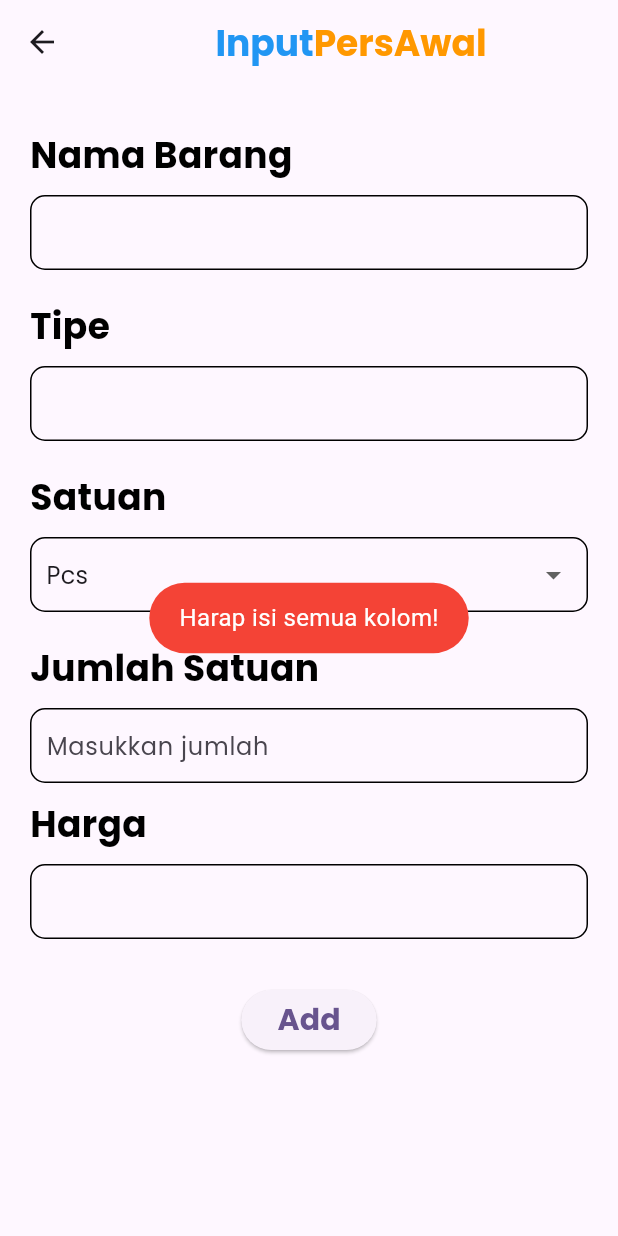
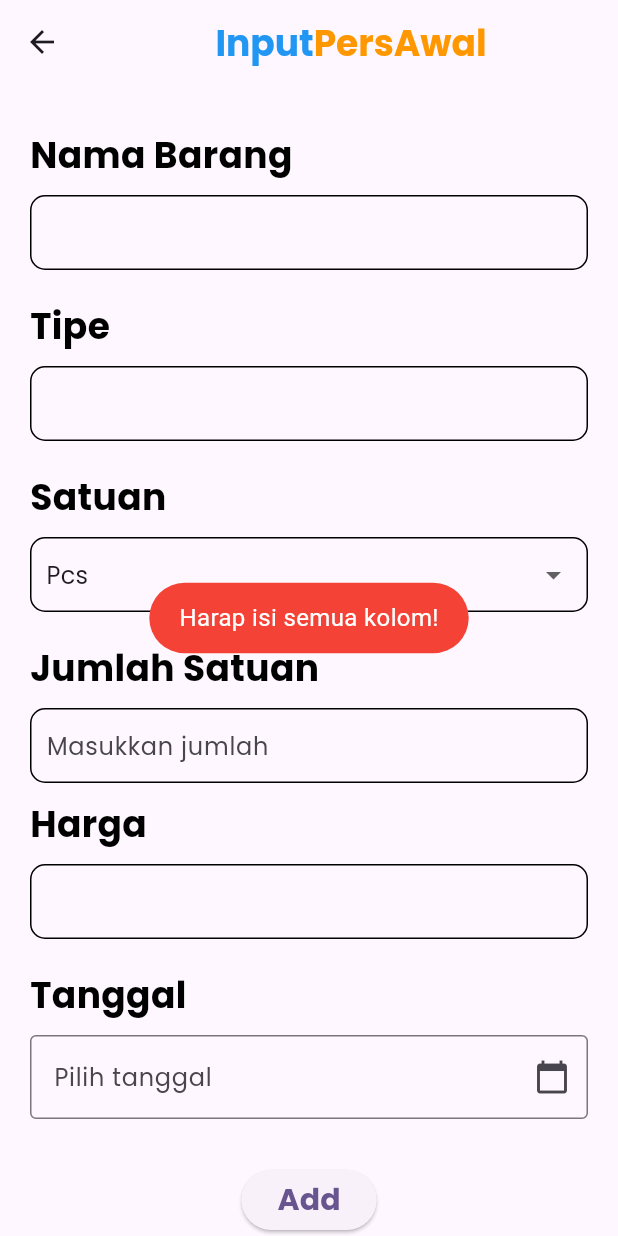
Before and after one commit to cuatiawww/hpp_project, a Flutter app: the InputPersAwal screen opened by its route, after a tap on "Add", on a phone screen of 412 x 824 dp. Run offline on Flutter 3.47's test engine with Material 3 defaults, Android fonts, the light colour scheme and no system bars; our stand-ins replace cloud_firestore, firebase_auth, firebase_core, flutter_form_builder, flutter_svg, fluttertoast and 8 more; missing offline and left inert: universal_html; accounts and stored records are empty.

Commit message:
add datetime real

```diff
--- a/lib/pages/home_page.dart
+++ b/lib/pages/home_page.dart
@@ -32,7 +32,7 @@ class _HomePageState extends State<HomePage> {
   // Daftar halaman yang akan ditampilkan berdasarkan indeks
   static List<Widget> _widgetOptions = <Widget>[
     _PersAwalContent(), // Halaman Beranda
-    // ReportPembelian(),
+    ProfilePage(),
     ProfilePage()   // Halaman Laporan
   ];
 
@@ -76,6 +76,7 @@ class _HomePageState extends State<HomePage> {
         backgroundColor: primary1,
         elevation: 0,
       ),
+
       body: _widgetOptions[_selectedIndex],
       bottomNavigationBar: BottomNavigationBar(
         items: <BottomNavigationBarItem>[
--- a/lib/pages/input_pers_awal.dart
+++ b/lib/pages/input_pers_awal.dart
@@ -1,6 +1,7 @@
 import 'package:flutter/material.dart';
 import 'package:fluttertoast/fluttertoast.dart';
 import 'package:hpp_project/service/database.dart';
+import 'package:intl/intl.dart';
 import 'package:random_string/random_string.dart';
 
 class InputPersAwal extends StatefulWidget {
@@ -15,11 +16,28 @@ class _InputPersAwalState extends State<InputPersAwal> {
   TextEditingController hargacontroller = TextEditingController();
   TextEditingController satuanController = TextEditingController();
   TextEditingController jumlahController = TextEditingController();
-  TextEditingController tipeController = TextEditingController(); // Input manual untuk tipe
+  TextEditingController tipeController = TextEditingController();
+  TextEditingController tanggalController = TextEditingController();
 
   String selectedUnit = 'Pcs';
   List<String> units = ['Pcs', 'Kg', 'Lt', 'Meter', 'Box', 'Lainnya'];
   bool isOtherSelected = false;
+  DateTime selectedDate = DateTime.now();
+
+  Future<void> _selectDate(BuildContext context) async {
+    final DateTime? picked = await showDatePicker(
+      context: context,
+      initialDate: selectedDate,
+      firstDate: DateTime(2000),
+      lastDate: DateTime(2101),
+    );
+    if (picked != null && picked != selectedDate) {
+      setState(() {
+        selectedDate = picked;
+        tanggalController.text = DateFormat('yyyy-MM-dd').format(selectedDate);
+      });
+    }
+  }
 
   @override
   Widget build(BuildContext context) {
@@ -128,6 +146,22 @@ class _InputPersAwalState extends State<InputPersAwal> {
                   decoration: InputDecoration(border: InputBorder.none),
                 ),
               ),
+              SizedBox(height: 20.0),
+              Text("Tanggal", style: TextStyle(color: Colors.black, fontSize: 24.0, fontWeight: FontWeight.bold)),
+              SizedBox(height: 10.0),
+              GestureDetector(
+                onTap: () => _selectDate(context),
+                child: AbsorbPointer(
+                  child: TextField(
+                    controller: tanggalController,
+                    decoration: InputDecoration(
+                      hintText: 'Pilih tanggal',
+                      border: OutlineInputBorder(),
+                      suffixIcon: Icon(Icons.calendar_today),
+                    ),
+                  ),
+                ),
+              ),
               SizedBox(height: 30.0),
               Center(
                 child: ElevatedButton(
@@ -136,7 +170,8 @@ class _InputPersAwalState extends State<InputPersAwal> {
                         jumlahController.text.isEmpty ||
                         hargacontroller.text.isEmpty ||
                         (isOtherSelected && satuanController.text.isEmpty) ||
-                        tipeController.text.isEmpty) {
+                        tipeController.text.isEmpty ||
+                        tanggalController.text.isEmpty) {
                       Fluttertoast.showToast(
                         msg: "Harap isi semua kolom!",
                         toastLength: Toast.LENGTH_SHORT,
@@ -152,17 +187,18 @@ class _InputPersAwalState extends State<InputPersAwal> {
                     String satuan = isOtherSelected ? satuanController.text : selectedUnit;
                     int jumlah = int.parse(jumlahController.text);
                     int harga = int.parse(hargacontroller.text);
-                    String tipe = tipeController.text; // Ambil tipe dari input
-
+                    String tipe = tipeController.text;
+                    String tanggal = tanggalController.text;
                     String Id = randomAlphaNumeric(10);
 
                     Map<String, dynamic> barangInfoMap = {
                       "Name": namaBarang,
-                      "Tipe": tipe, // Tambahkan tipe ke map
+                      "Tipe": tipe,
                       "Satuan": satuan,
                       "Jumlah": jumlah,
                       "Price": harga,
                       "Id": Id,
+                      "Tanggal": tanggal,
                     };
 
                     await DatabaseMethods().addBarang(barangInfoMap, Id).then((value) {
@@ -180,6 +216,7 @@ class _InputPersAwalState extends State<InputPersAwal> {
                       satuanController.clear();
                       jumlahController.clear();
                       tipeController.clear();
+                      tanggalController.clear();
                     });
                   },
                   child: Text(
```
Also changed, not shown: lib/pages/pembelian.dart (+46 -30 lines), lib/pages/pers_akhir_page.dart (+72 -3 lines).
